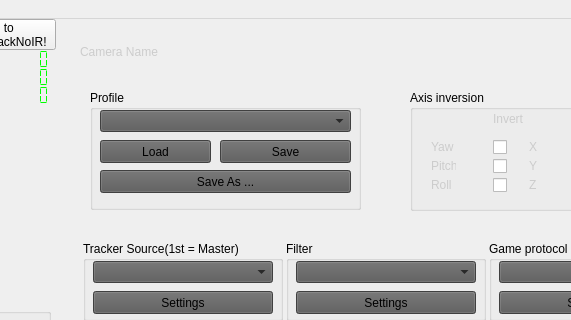
Old version of the form facetracknoir/facetracknoir.ui in the repository opentrack/opentrack; both pictures show x 190 to 761 and y 0 to 320 of the 890 by 431 pixel window.
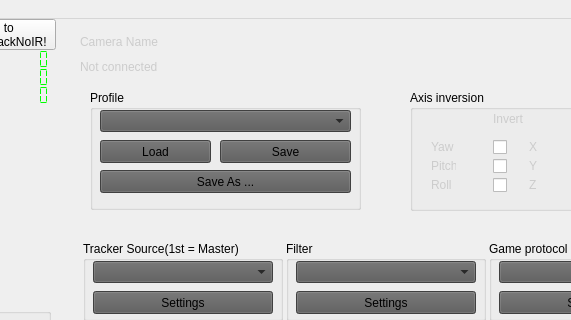
New version of the form. Icons and pictures are not drawn. Custom widgets are drawn as their Qt base class.

Commit message: Implement game name in the UI, lost previously due to refactoring.

```diff
--- a/facetracknoir/facetracknoir.ui
+++ b/facetracknoir/facetracknoir.ui
@@ -848,7 +848,7 @@
      <property name="geometry">
       <rect>
        <x>20</x>
-       <y>20</y>
+       <y>10</y>
        <width>400</width>
        <height>25</height>
       </rect>
@@ -1339,6 +1339,23 @@
       <string>Roll</string>
      </property>
     </widget>
+    <widget class="QLabel" name="game_name">
+     <property name="geometry">
+      <rect>
+       <x>20</x>
+       <y>40</y>
+       <width>411</width>
+       <height>16</height>
+      </rect>
+     </property>
+     <property name="styleSheet">
+      <string notr="true">color:#ccc;
+background:none;</string>
+     </property>
+     <property name="text">
+      <string>Not connected</string>
+     </property>
+    </widget>
    </widget>
    <widget class="QFrame" name="video_frame">
     <property name="geometry">
```
The commit also changes 15 other files.
